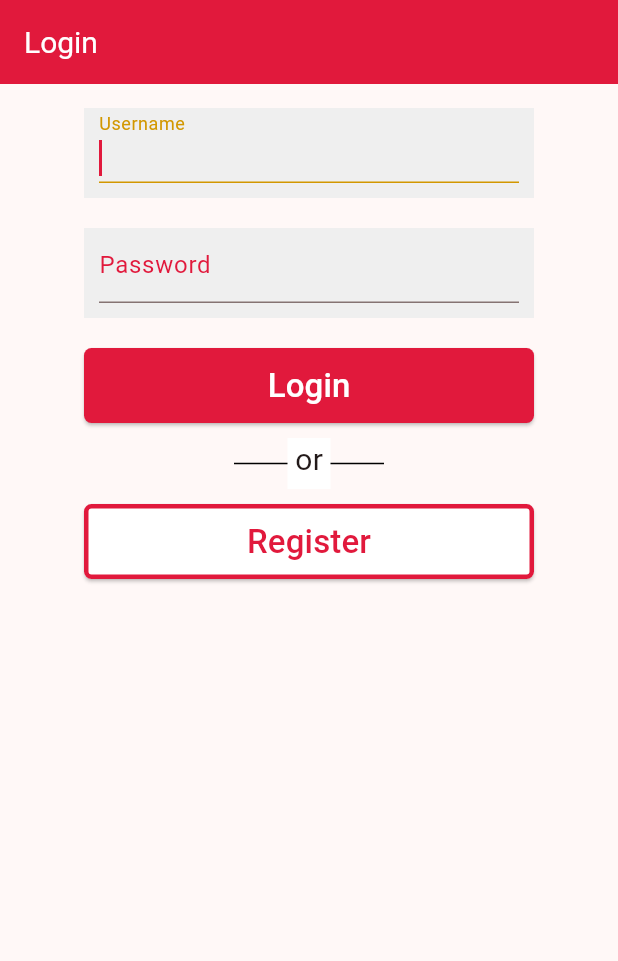
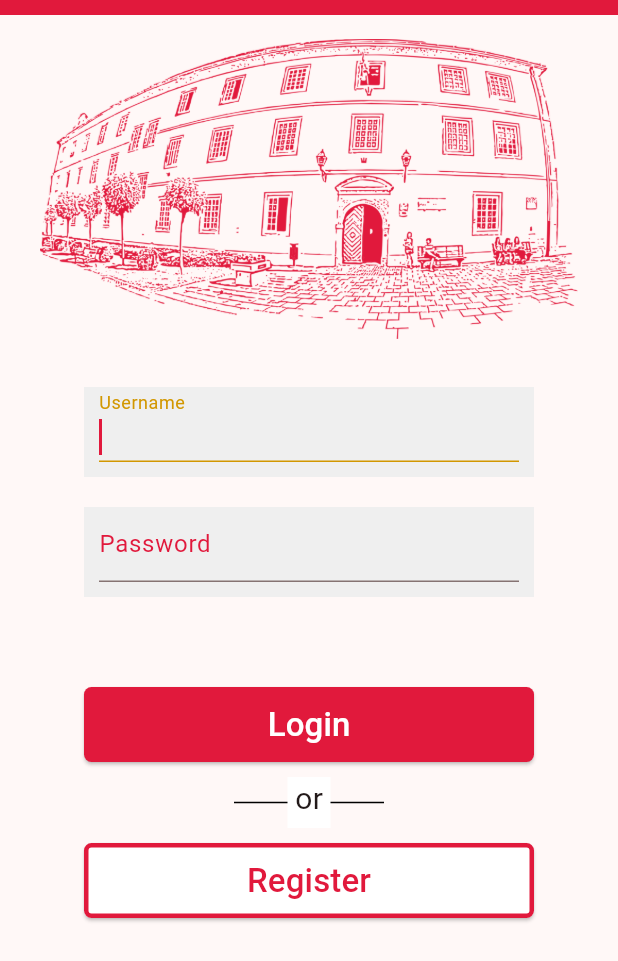
Before and after one commit to foivz/pop-app-flutter, a Flutter app: the screen it shows after launch, on a phone screen of 412 x 824 dp. Shown: the top 961 px of the screen. Run offline on Flutter 3.47's test engine with Material 2 defaults, Android fonts, the phone set to English and light mode, and no system bars.

Commit message:
Add image assets and system red color.
Added all assets and changed the theme to make the system color be red when needed.

No issue related.

```diff
--- a/lib/login_screen/login.dart
+++ b/lib/login_screen/login.dart
@@ -1,12 +1,12 @@
 // ignore_for_file: curly_braces_in_flow_control_structures, avoid_print
-
-import 'package:flutter/material.dart';
-import 'package:pop_app/login_screen/company_selection.dart';
 import 'package:pop_app/login_screen/custom_elevatedbutton_widget.dart';
 import 'package:pop_app/login_screen/custom_textformfield_widget.dart';
 import 'package:pop_app/login_screen/linewithtext_widget.dart';
+import 'package:pop_app/login_screen/company_selection.dart';
+import 'package:pop_app/screentransitions.dart';
 import 'package:pop_app/myconstants.dart';
-import 'package:pop_app/screentransitions.dart';
+
+import 'package:flutter/material.dart';
 
 class BaseLoginScreen extends StatefulWidget {
   const BaseLoginScreen({super.key});
@@ -17,17 +17,32 @@ class BaseLoginScreen extends StatefulWidget {
 class _BaseLoginScreenState extends State<BaseLoginScreen> {
   TextEditingController usernameController = TextEditingController();
   TextEditingController passwordController = TextEditingController();
+
   final GlobalKey<FormState> _formKey = GlobalKey<FormState>();
 
   @override
   Widget build(BuildContext context) {
     return Scaffold(
       appBar: AppBar(
-        title: const Text("Login"),
+        toolbarHeight: 10,
       ),
       body: SingleChildScrollView(
+        child: Column(children: [
+          Padding(
+            padding: const EdgeInsets.all(16),
+            child: OrientationBuilder(
+              builder: (context, orientation) => SizedBox(
+                height: orientation.name == Orientation.portrait.name ? 200 : 100,
+                child: Image.asset(
+                  'assets/foi/foi-building.png',
+                  color: MyConstants.red,
+                ),
+              ),
+            ),
+          ),
+          Center(
             child: Padding(
-          padding: const EdgeInsets.all(16.0),
+              padding: const EdgeInsets.all(16),
               child: Form(
                 key: _formKey,
                 child: Column(
@@ -44,7 +59,7 @@ class _BaseLoginScreenState extends State<BaseLoginScreen> {
                       textEditingController: passwordController,
                       obscureText: true,
                     ),
-                const SizedBox(height: MyConstants.formInputSpacer),
+                    const SizedBox(height: MyConstants.formInputSpacer * 3),
                     FormSubmitButton(
                       buttonText: 'Login',
                       onPressed: () {
@@ -70,6 +85,8 @@ class _BaseLoginScreenState extends State<BaseLoginScreen> {
               ),
             ),
           ),
+        ]),
+      ),
     );
   }
 }
--- a/lib/themes.dart
+++ b/lib/themes.dart
@@ -1,4 +1,5 @@
 import 'package:flutter/material.dart';
+import 'package:flutter/services.dart';
 import 'package:pop_app/myconstants.dart';
 
 ThemeData lightTheme(context) {
@@ -9,6 +10,10 @@ ThemeData lightTheme(context) {
       splashColor: MyConstants.accentColor.withOpacity(1),
     ),
     appBarTheme: AppBarTheme(
+      systemOverlayStyle: const SystemUiOverlayStyle(
+        statusBarColor: MyConstants.red,
+        systemNavigationBarColor: MyConstants.red,
+      ),
       foregroundColor: Colors.white,
       color: MyConstants.red,
       titleTextStyle: TextStyle(
```
Also changed, not shown: pubspec.yaml (+4 -4 lines), assets/foi/foi-building.png (added), assets/foi/foi-logo.png (added), assets/icons/sell-icon.png (added), assets/icons/settings-icon.png (added), assets/icons/shopping-cart-icon.png (added), assets/icons/view-icon.png (added), assets/icons/wallet-icon.png (added), assets/options/buyers.png (added), assets/options/selers.png (added). Lines whose indentation alone changed are shown as unchanged.
